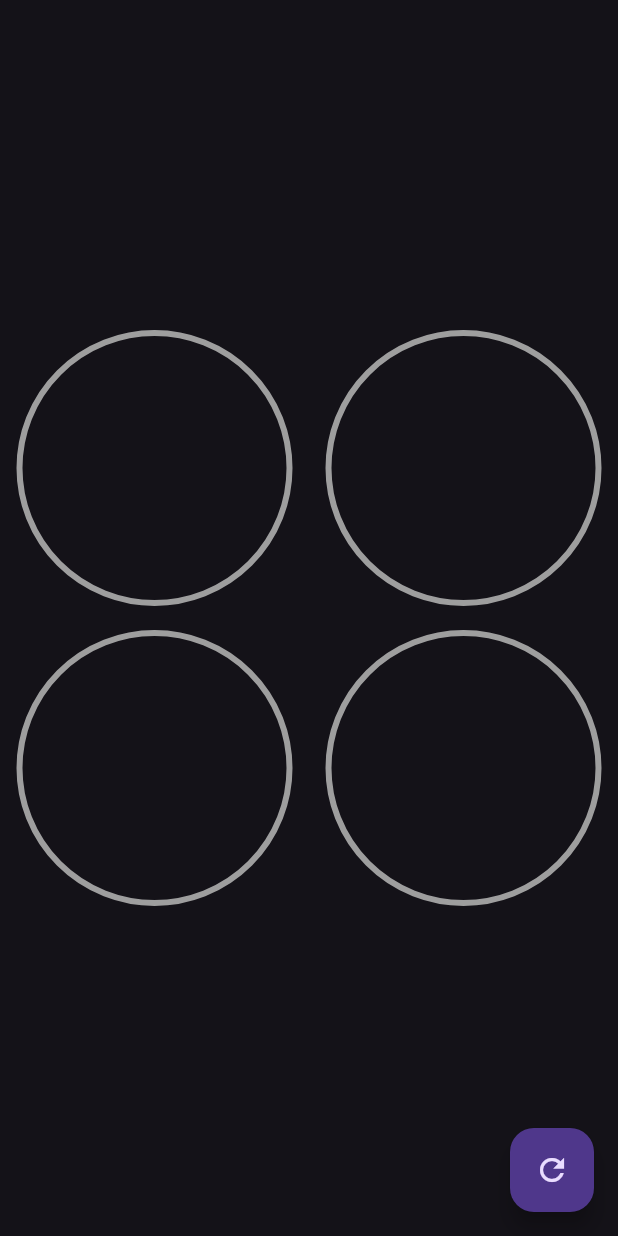
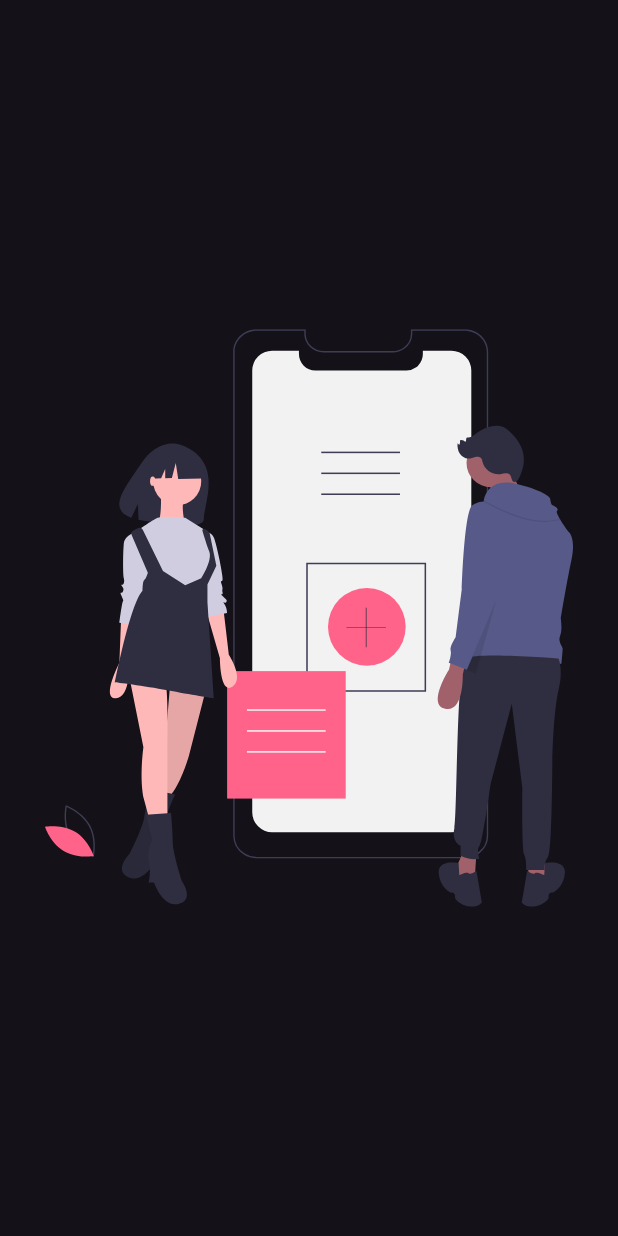
Before and after one commit to max-vigtov/disenos-flutter, a Flutter app: the screen it shows after launch, on a phone screen of 412 x 824 dp. Run offline on Flutter 3.47's test engine with Material 3 defaults, Android fonts, the phone set to English and light mode, and no system bars; our stand-ins replace flutter_svg.

Commit message:
SlideShow: Slides added

```diff
--- a/lib/main.dart
+++ b/lib/main.dart
@@ -1,6 +1,7 @@
 // import 'package:disenos_flutter/src/challenges/animate_square_page.dart';
 // import 'package:disenos_flutter/src/labs/circular_progress_page.dart';
-import 'package:disenos_flutter/src/pages/circular_graphics_page.dart';
+//import 'package:disenos_flutter/src/pages/circular_graphics_page.dart';
+import 'package:disenos_flutter/src/pages/slideshow_page.dart';
 import 'package:flutter/material.dart';
 //import 'package:disenos_flutter/src/pages/animaciones_page.dart';
 
@@ -18,7 +19,7 @@ class MyApp extends StatelessWidget {
     return  MaterialApp(
       debugShowCheckedModeBanner: false,
       title: 'Diseños App ',
-      home: const CircularGraphicsPage(),
+      home: const SlideShowPage(),
       theme: ThemeData(brightness: Brightness.dark),
     );
     }
--- /dev/null
+++ b/lib/src/pages/slideshow_page.dart
@@ -0,0 +1,50 @@
+import 'package:flutter/material.dart';
+import 'package:flutter_svg/svg.dart';
+
+class SlideShowPage extends StatelessWidget {
+  const SlideShowPage({super.key});
+
+  @override
+  Widget build(BuildContext context) {
+    return const Scaffold(
+      body: Center(
+        child: _Slides()
+      ),
+    );
+  }
+}
+
+class _Slides extends StatelessWidget {
+  const _Slides();
+
+  @override
+  Widget build(BuildContext context) {
+    return PageView(
+      children: const [
+        _Slide('assets/svgs/slide-1.svg'),
+        _Slide('assets/svgs/slide-2.svg'),
+        _Slide('assets/svgs/slide-3.svg'),
+      ],
+    );
+
+
+  }
+}
+
+class _Slide extends StatelessWidget {
+
+  final String svg;
+
+  const _Slide(this.svg);
+
+  @override
+  Widget build(BuildContext context) {
+    return Container(
+      width: double.infinity,
+      height: double.infinity,
+      padding: const EdgeInsets.all(30),
+      child:
+        SvgPicture.asset(svg),
+    );
+  }
+}
--- a/lib/src/widgets/radial_progress.dart
+++ b/lib/src/widgets/radial_progress.dart
@@ -72,7 +72,6 @@ class _RadialProgressState extends State<RadialProgress> with SingleTickerProvid
         );
       },
     );
-
   }
 }
 
--- a/pubspec.yaml
+++ b/pubspec.yaml
@@ -35,6 +35,7 @@ dependencies:
   # The following adds the Cupertino Icons font to your application.
   # Use with the CupertinoIcons class for iOS style icons.
   cupertino_icons: ^1.0.2
+  flutter_svg: ^2.0.10+1
 
 dev_dependencies:
   flutter_test:
@@ -59,8 +60,8 @@ flutter:
   uses-material-design: true
 
   # To add assets to your application, add an assets section, like this:
-  # assets:
-  #   - images/a_dot_burr.jpeg
+  assets:
+     - assets/svgs/
   #   - images/a_dot_ham.jpeg
 
   # An image asset can refer to one or more resolution-specific "variants", see
```
Also changed, not shown: assets/svgs/slide-1.svg (added), assets/svgs/slide-2.svg (added), assets/svgs/slide-3.svg (added), assets/svgs/slide-4.svg (added), assets/svgs/slide-5.svg (added), pubspec.lock.
